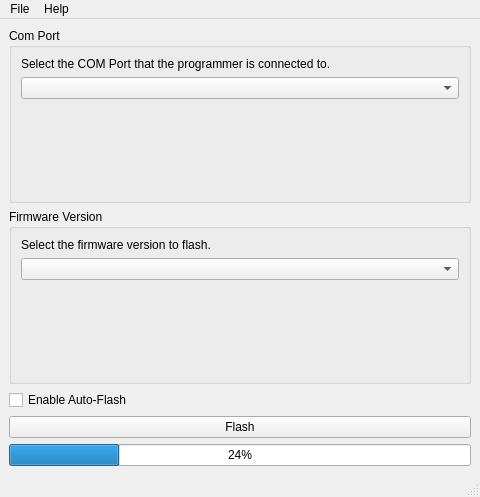
Before: the Qt Designer form linkbot_usbjig_programmer/mainwindow.ui in BaroboRobotics/linkbot-usbjig-programmer, drawn with Qt 5.
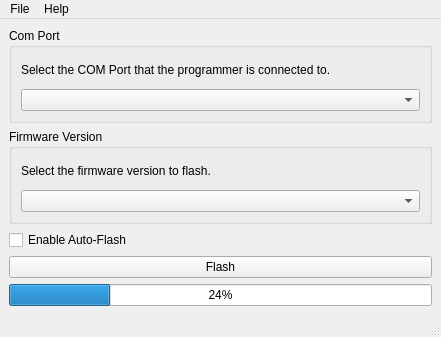
After: the same form once the commit is applied.

Commit message: Nudged geometry, bumped to version 0.0.7

```diff
--- a/linkbot_usbjig_programmer/mainwindow.ui
+++ b/linkbot_usbjig_programmer/mainwindow.ui
@@ -6,8 +6,8 @@
    <rect>
     <x>0</x>
     <y>0</y>
-    <width>480</width>
-    <height>497</height>
+    <width>441</width>
+    <height>337</height>
    </rect>
   </property>
   <property name="sizePolicy">
@@ -40,19 +40,6 @@
        <item>
         <widget class="QComboBox" name="comport_comboBox"/>
        </item>
-       <item>
-        <spacer name="verticalSpacer_2">
-         <property name="orientation">
-          <enum>Qt::Vertical</enum>
-         </property>
-         <property name="sizeHint" stdset="0">
-          <size>
-           <width>20</width>
-           <height>40</height>
-          </size>
-         </property>
-        </spacer>
-       </item>
       </layout>
      </widget>
     </item>
@@ -70,20 +57,14 @@
         </widget>
        </item>
        <item>
-        <widget class="QComboBox" name="firmwareversion_comboBox"/>
-       </item>
-       <item>
-        <spacer name="verticalSpacer">
-         <property name="orientation">
-          <enum>Qt::Vertical</enum>
-         </property>
-         <property name="sizeHint" stdset="0">
+        <widget class="QComboBox" name="firmwareversion_comboBox">
+         <property name="maximumSize">
           <size>
-           <width>20</width>
-           <height>40</height>
+           <width>400</width>
+           <height>16777215</height>
           </size>
          </property>
-        </spacer>
+        </widget>
        </item>
       </layout>
      </widget>
@@ -120,7 +101,7 @@
     <rect>
      <x>0</x>
      <y>0</y>
-     <width>480</width>
+     <width>441</width>
      <height>25</height>
     </rect>
    </property>
```
The commit also changes 2 other files.
